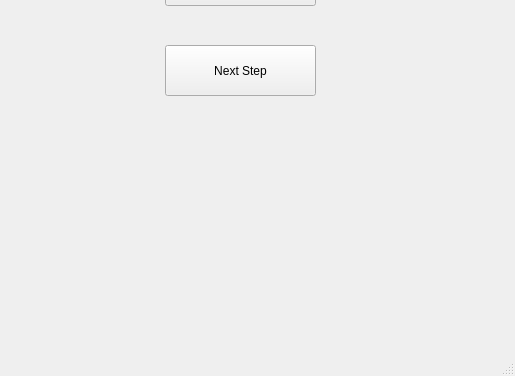
This is voronoi_GUI.ui in B083040012/NSYSU_Design_and_Analysis_of_Algorithm as Qt 5 draws it before an edit; both pictures show x 565 to 1080 and y 344 to 720 of the 1080 by 720 pixel window. The edited form follows.
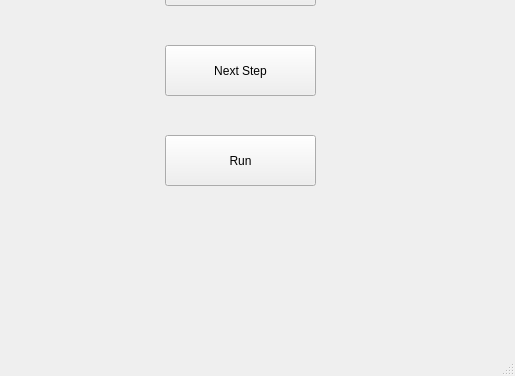
This is the edited form. Custom widgets are drawn as their Qt base class.

What changed in the file:
```diff
--- a/voronoi_GUI.ui
+++ b/voronoi_GUI.ui
@@ -63,6 +63,19 @@
      <string/>
     </property>
    </widget>
+   <widget class="QPushButton" name="run_Button">
+    <property name="geometry">
+     <rect>
+      <x>730</x>
+      <y>460</y>
+      <width>151</width>
+      <height>51</height>
+     </rect>
+    </property>
+    <property name="text">
+     <string>Run</string>
+    </property>
+   </widget>
   </widget>
   <widget class="QMenuBar" name="menubar">
    <property name="geometry">
```
Left out of the diff: 6 changed lines with no effect on the pictures.
